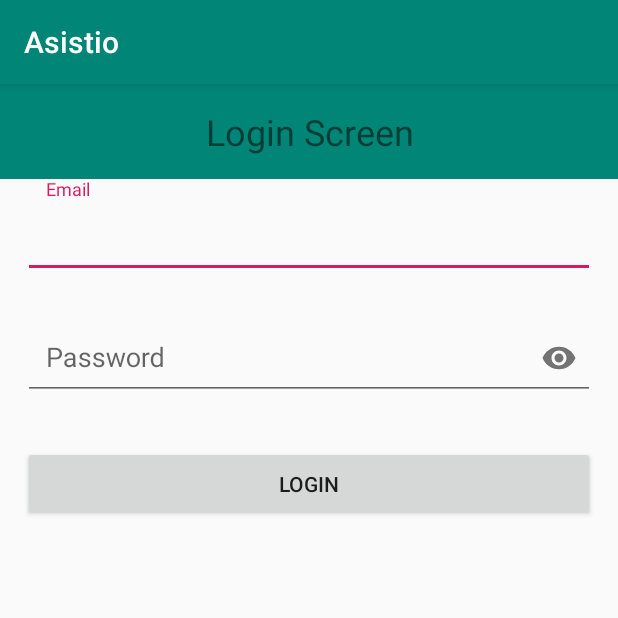
After one commit to in-techouse/assistio, an Android app: the LoginActivity screen opened directly, with no data from a screen before it, on a phone screen of 412 x 824 dp, the top half of it. The commit adds this screen. Run offline under Robolectric (Android 15) with nearby library versions, the phone set to English and light mode, and no system bars.

Commit message:
Login edit

```diff
--- a/app/build.gradle
+++ b/app/build.gradle
@@ -20,10 +20,12 @@ android {
 }
 
 dependencies {
+    implementation 'com.android.support:design:29.0.0'
     implementation fileTree(dir: 'libs', include: ['*.jar'])
     implementation 'androidx.appcompat:appcompat:1.1.0'
     implementation 'androidx.constraintlayout:constraintlayout:1.1.3'
     testImplementation 'junit:junit:4.12'
     androidTestImplementation 'androidx.test.ext:junit:1.1.0'
     androidTestImplementation 'androidx.test.espresso:espresso-core:3.2.0'
+
 }
--- a/app/src/main/AndroidManifest.xml
+++ b/app/src/main/AndroidManifest.xml
@@ -9,6 +9,7 @@
         android:roundIcon="@mipmap/ic_launcher_round"
         android:supportsRtl="true"
         android:theme="@style/AppTheme">
+        <activity android:name=".LoginActivity"></activity>
         <activity android:name=".SplashActivity">
             <intent-filter>
                 <action android:name="android.intent.action.MAIN" />
--- /dev/null
+++ b/app/src/main/java/lcwu/fyp/asistio/LoginActivity.java
@@ -0,0 +1,55 @@
+package lcwu.fyp.asistio;
+
+import androidx.appcompat.app.AppCompatActivity;
+
+import android.os.Bundle;
+import android.util.Patterns;
+import android.view.View;
+import android.widget.Button;
+import android.widget.EditText;
+
+public class LoginActivity extends AppCompatActivity implements View.OnClickListener {
+    Button btnLogin;
+
+    EditText edtEmail, edtPassword;
+
+
+    @Override
+    protected void onCreate(Bundle savedInstanceState) {
+        super.onCreate(savedInstanceState);
+        setContentView(R.layout.activity_login);
+
+        btnLogin = findViewById(R.id.btnLogin);
+        edtEmail = findViewById(R.id.edtEmail);
+        edtPassword = findViewById(R.id.edtPassword);
+
+        btnLogin.setOnClickListener(this);
+    }
+
+    @Override
+    public void onClick(View v) {
+        int id = v.getId();
+
+        switch (id) {
+            case R.id.btnLogin: {
+                String strEmail = edtEmail.getText().toString();
+                String strPassword = edtPassword.getText().toString();
+
+                if (strEmail.length() < 6 || !Patterns.EMAIL_ADDRESS.matcher(strEmail).matches()) {
+                    edtEmail.setError("Enter a valid Email");
+                } else {
+                    edtEmail.setError(null);
+                }
+                if (strPassword.length() < 6) {
+                    edtPassword.setError("Enter valid password");
+                } else {
+                    edtPassword.setError(null);
+                }
+                break;
+            }
+
+        }
+
+    }
+
+}
--- /dev/null
+++ b/app/src/main/res/layout/activity_login.xml
@@ -0,0 +1,69 @@
+<?xml version="1.0" encoding="utf-8"?>
+<LinearLayout
+    xmlns:android="http://schemas.android.com/apk/res/android"
+    xmlns:app="http://schemas.android.com/apk/res-auto"
+    xmlns:tools="http://schemas.android.com/tools"
+    android:layout_width="match_parent"
+    android:layout_height="match_parent"
+    tools:context=".LoginActivity"
+    android:orientation="vertical">
+
+    <TextView
+        android:layout_width="match_parent"
+        android:layout_height="wrap_content"
+        android:text="@string/login_screen"
+        android:textAlignment="center"
+        android:textSize="@dimen/TextSizeHeading"
+        android:padding="@dimen/HeadingPadding"
+        android:background="@color/colorPrimary"/>
+
+    <com.google.android.material.textfield.TextInputLayout
+        android:layout_width="match_parent"
+        android:layout_height="wrap_content">
+
+    <EditText
+        android:id="@+id/edtEmail"
+        android:hint="@string/email"
+        android:layout_width="match_parent"
+        android:layout_height="wrap_content"
+        android:padding="@dimen/HeadingPadding"
+        android:layout_margin="@dimen/HeadingPadding"/>
+
+    </com.google.android.material.textfield.TextInputLayout>
+
+    <com.google.android.material.textfield.TextInputLayout
+        android:layout_width="match_parent"
+        android:layout_height="wrap_content"
+        app:passwordToggleEnabled="true">
+
+    <EditText
+        android:inputType="textPassword"
+        android:id="@+id/edtPassword"
+        android:hint="@string/password"
+        android:layout_width="match_parent"
+        android:layout_height="wrap_content"
+        android:padding="@dimen/HeadingPadding"
+        android:layout_margin="@dimen/HeadingPadding"
+        />
+    </com.google.android.material.textfield.TextInputLayout>
+
+
+
+    <Button
+        android:id="@+id/btnLogin"
+        android:layout_width="match_parent"
+        android:layout_height="wrap_content"
+        android:padding="@dimen/HeadingPadding"
+        android:layout_margin="@dimen/HeadingPadding"
+        android:text="@string/login" />
+
+
+
+
+
+
+
+
+
+
+</LinearLayout>
--- /dev/null
+++ b/app/src/main/res/values/dimens.xml
@@ -0,0 +1,5 @@
+<?xml version="1.0" encoding="utf-8"?>
+<resources>
+    <dimen name="HeadingPadding">15sp</dimen>
+    <dimen name="TextSizeHeading">24sp</dimen>
+</resources>
--- a/app/src/main/res/values/strings.xml
+++ b/app/src/main/res/values/strings.xml
@@ -1,3 +1,7 @@
 <resources>
     <string name="app_name">Asistio</string>
+    <string name="login_screen">Login Screen</string>
+    <string name="email">Email</string>
+    <string name="password">Password</string>
+    <string name="login">LOGIN</string>
 </resources>
```
